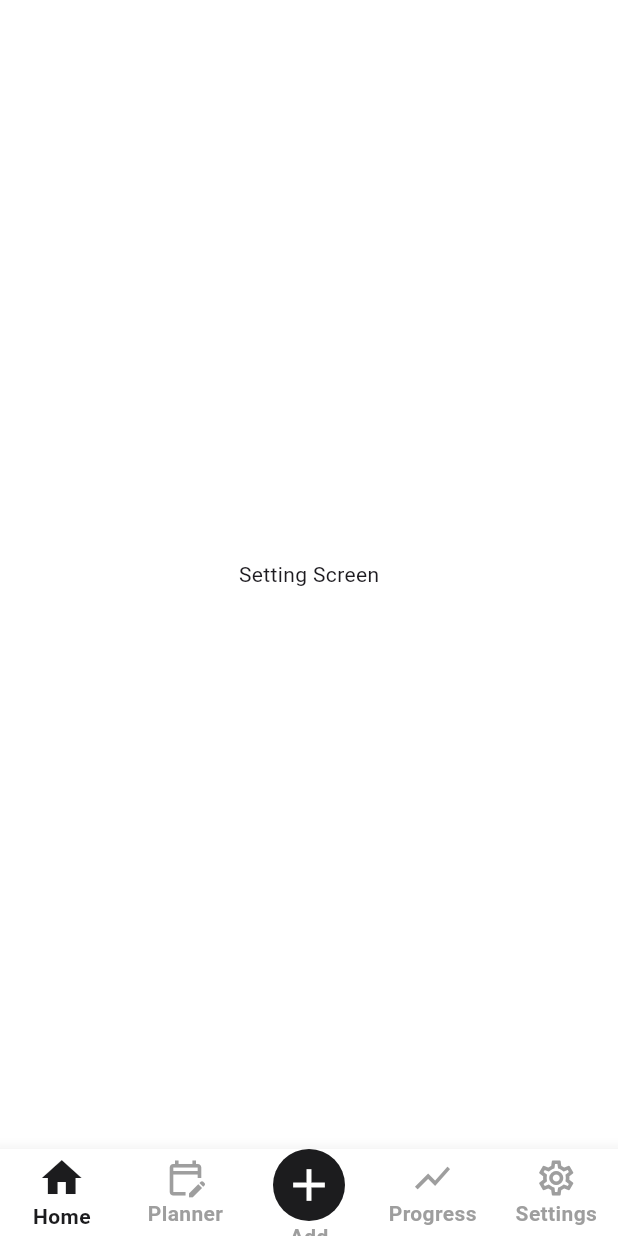
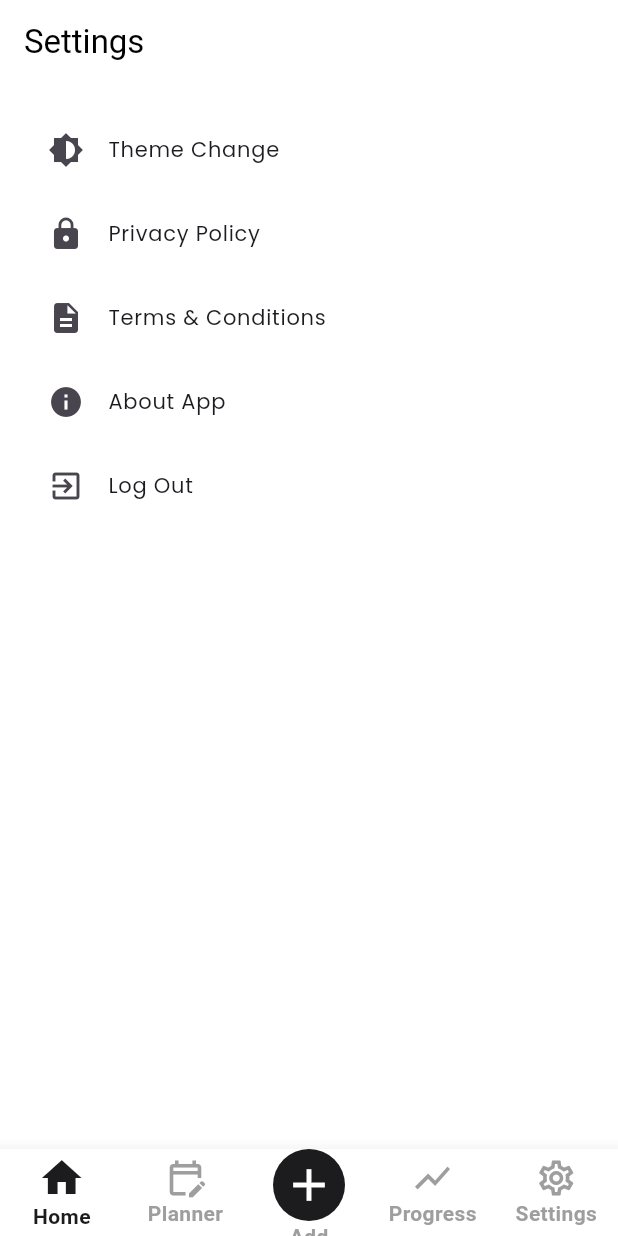
Before and after one commit to Faizan-Afzal2/marham_softec_frontend, a Flutter app: the SettingScreen screen opened by its route, on a phone screen of 412 x 824 dp. Run offline on Flutter 3.47's test engine with Material 3 defaults, Android fonts, the phone set to English and light mode, and no system bars; drawn by our look-alikes of stylish_bottom_bar; our stand-ins replace go_router, google_fonts, image_picker, percent_indicator, shared_preferences; accounts and stored records are empty.

Commit message:
Add task and setting screens added

```diff
--- a/lib/core/routing/router.dart
+++ b/lib/core/routing/router.dart
@@ -3,13 +3,19 @@ import 'package:go_router/go_router.dart';
 import 'package:marham_softec/features/Auth/model/view/login_Screen.dart';
 import 'package:marham_softec/features/Auth/model/view/signup_screen.dart';
 import 'package:marham_softec/features/Splash/splash_screen.dart';
+import 'package:marham_softec/features/TaskDetail/view/task_detail_screen.dart';
 import 'package:marham_softec/features/addTask/view/add_task_screen.dart';
 import 'package:marham_softec/features/calender/view/calender_screen.dart';
 import 'package:marham_softec/features/home/view/home_screen.dart';
 import 'package:marham_softec/features/mood/view/planner_screen.dart';
 import 'package:marham_softec/features/progress/view/progress_screen.dart';
 import 'package:marham_softec/features/root/view/root_screen.dart';
+import 'package:marham_softec/features/setting/view/about.dart';
+import 'package:marham_softec/features/setting/view/log_out.dart';
+import 'package:marham_softec/features/setting/view/privacy_policy.dart';
 import 'package:marham_softec/features/setting/view/setting_screen.dart';
+import 'package:marham_softec/features/setting/view/terms_condition.dart';
+import 'package:marham_softec/features/setting/view/theme.dart';
 
 final GlobalKey<NavigatorState> navigatorKey = GlobalKey<NavigatorState>();
 
@@ -40,6 +46,32 @@ final router = GoRouter(
         return AddTaskScreen(data: data);
       },
     ),
+   GoRoute(
+  path: '/taskDetail',
+  builder: (context, state) {
+    // Make sure you are correctly casting the `extra` as Map<String, dynamic>
+    final Map<String, dynamic> taskData = state.extra as Map<String, dynamic>;
+    print('Task Data received: $taskData'); // Print to verify
+
+    // Pass the map to the TaskDetailScreen
+    return TaskDetailScreen(data: taskData);
+  },
+),
+GoRoute(
+      path: '/themeChange', // <<< add this outside the ShellRoute
+      builder: (context, state) => const ThemeChangeScreen(),
+    ),GoRoute(
+      path: '/privacyPolicy', // <<< add this outside the ShellRoute
+      builder: (context, state) => const PrivacyPolicyScreen(),
+    ),GoRoute(
+      path: '/termsScreen', // <<< add this outside the ShellRoute
+      builder: (context, state) => const TermsScreen(),
+    ),GoRoute(
+      path: '/about', // <<< add this outside the ShellRoute
+      builder: (context, state) => const AboutAppScreen(),
+    ),
+
+
     ShellRoute(
       builder: (context, state, child) {
         return RootScreen(
@@ -61,7 +93,7 @@ final router = GoRouter(
         ),
         GoRoute(
           path: '/setting',
-          builder: (context, state) => const SettingScreen(),
+          builder: (context, state) =>  SettingScreen(),
         ),
       ],
     ),
--- /dev/null
+++ b/lib/features/setting/view/about.dart
@@ -0,0 +1,15 @@
+import 'package:flutter/material.dart';
+
+class AboutAppScreen extends StatelessWidget {
+  const AboutAppScreen({super.key});
+
+  @override
+  Widget build(BuildContext context) {
+    return Scaffold(
+      appBar: AppBar(title: Text("About the App")),
+      body: Center(
+        child: Text("This is a simple settings app."),
+      ),
+    );
+  }
+}
--- /dev/null
+++ b/lib/features/setting/view/log_out.dart
@@ -0,0 +1,15 @@
+import 'package:flutter/material.dart';
+
+class LogOutScreen extends StatelessWidget {
+  const LogOutScreen({super.key});
+
+  @override
+  Widget build(BuildContext context) {
+    return Scaffold(
+      appBar: AppBar(title: Text("Log Out")),
+      body: Center(
+        child: Text("You have logged out successfully."),
+      ),
+    );
+  }
+}
--- /dev/null
+++ b/lib/features/setting/view/privacy_policy.dart
@@ -0,0 +1,15 @@
+import 'package:flutter/material.dart';
+
+class PrivacyPolicyScreen extends StatelessWidget {
+  const PrivacyPolicyScreen({super.key});
+
+  @override
+  Widget build(BuildContext context) {
+    return Scaffold(
+      appBar: AppBar(title: Text("Privacy Policy")),
+      body: Center(
+        child: Text("Here is the privacy policy."),
+      ),
+    );
+  }
+}
--- a/lib/features/setting/view/setting_screen.dart
+++ b/lib/features/setting/view/setting_screen.dart
@@ -1,21 +1,63 @@
 import 'package:flutter/material.dart';
+import 'package:go_router/go_router.dart';
 
-class SettingScreen extends StatefulWidget {
+class SettingScreen extends StatelessWidget {
   const SettingScreen({super.key});
 
   @override
-  State<SettingScreen> createState() => _SettingScreenState();
-}
+  Widget build(BuildContext context) {
+    return Scaffold(
+      appBar: AppBar(
+        title: Text("Settings"),
+      ),
+      body: ListView(
+        padding: EdgeInsets.all(16.0),
+        children: [
+          // Theme Change
+          ListTile(
+            leading: Icon(Icons.brightness_6),  // Icon for theme change
+            title: Text("Theme Change"),
+            onTap: () {
+            context.push('/themeChange');
+            },
+          ),
 
-class _SettingScreenState extends State<SettingScreen> {
-  @override
-  Widget build(BuildContext context) {
-   return Scaffold(
-      body: Padding(
-        padding: const EdgeInsets.all(8.0),
-        child: Center(
-          child: Text('Setting Screen'),
-        ),
+          // Privacy Policy
+          ListTile(
+            leading: Icon(Icons.lock),  // Icon for privacy policy
+            title: Text("Privacy Policy"),
+            onTap: () {
+             context.push('/privacyPolicy');
+            },
+          ),
+
+          // Terms & Conditions
+          ListTile(
+            leading: Icon(Icons.description),  // Icon for terms & conditions
+            title: Text("Terms & Conditions"),
+            onTap: () {
+              context.push('/termsScreen');
+            },
+          ),
+
+          // About App
+          ListTile(
+            leading: Icon(Icons.info),  // Icon for about app
+            title: Text("About App"),
+            onTap: () {
+             context.push('/about');
+            },
+          ),
+
+          // Log Out
+          ListTile(
+            leading: Icon(Icons.exit_to_app),  // Icon for log out
+            title: Text("Log Out"),
+            onTap: () {
+              // Handle log out
+            },
+          ),
+        ],
       ),
     );
   }
--- /dev/null
+++ b/lib/features/setting/view/terms_condition.dart
@@ -0,0 +1,15 @@
+import 'package:flutter/material.dart';
+
+class TermsScreen extends StatelessWidget {
+  const TermsScreen({super.key});
+
+  @override
+  Widget build(BuildContext context) {
+    return Scaffold(
+      appBar: AppBar(title: Text("Terms & Conditions")),
+      body: Center(
+        child: Text("Here are the terms and conditions."),
+      ),
+    );
+  }
+}
--- /dev/null
+++ b/lib/features/setting/view/theme.dart
@@ -0,0 +1,15 @@
+import 'package:flutter/material.dart';
+
+class ThemeChangeScreen extends StatelessWidget {
+  const ThemeChangeScreen({super.key});
+
+  @override
+  Widget build(BuildContext context) {
+    return Scaffold(
+      appBar: AppBar(title: Text("Change Theme")),
+      body: Center(
+        child: Text("Here you can change the theme of the app."),
+      ),
+    );
+  }
+}
--- a/pubspec.yaml
+++ b/pubspec.yaml
@@ -35,6 +35,7 @@ dependencies:
   provider: ^6.1.4
   shared_preferences: ^2.5.3
   image_picker: ^1.0.4
+
 
   # The following adds the Cupertino Icons font to your application.
   # Use with the CupertinoIcons class for iOS style icons.
```
Also changed, not shown: lib/core/widgets/custom_app_bar.dart (+8 -5 lines), lib/features/TaskDetail/view/task_detail_screen.dart (added, +122 -0 lines), lib/features/mood/view/planner_screen.dart (+9 -3 lines).
